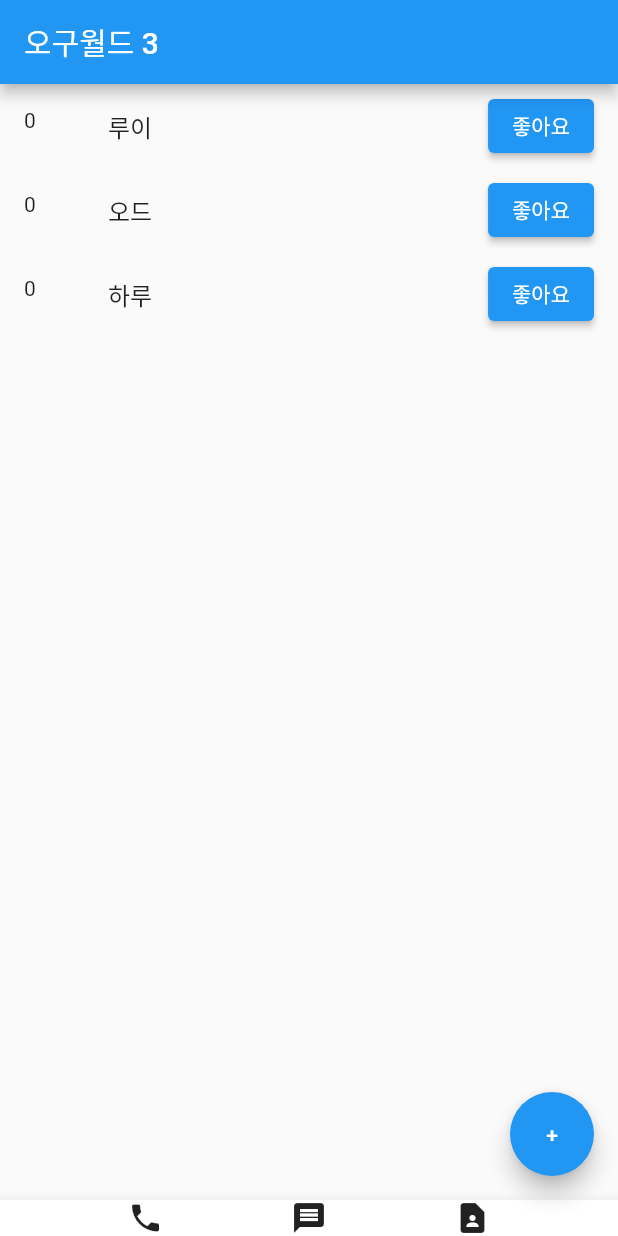
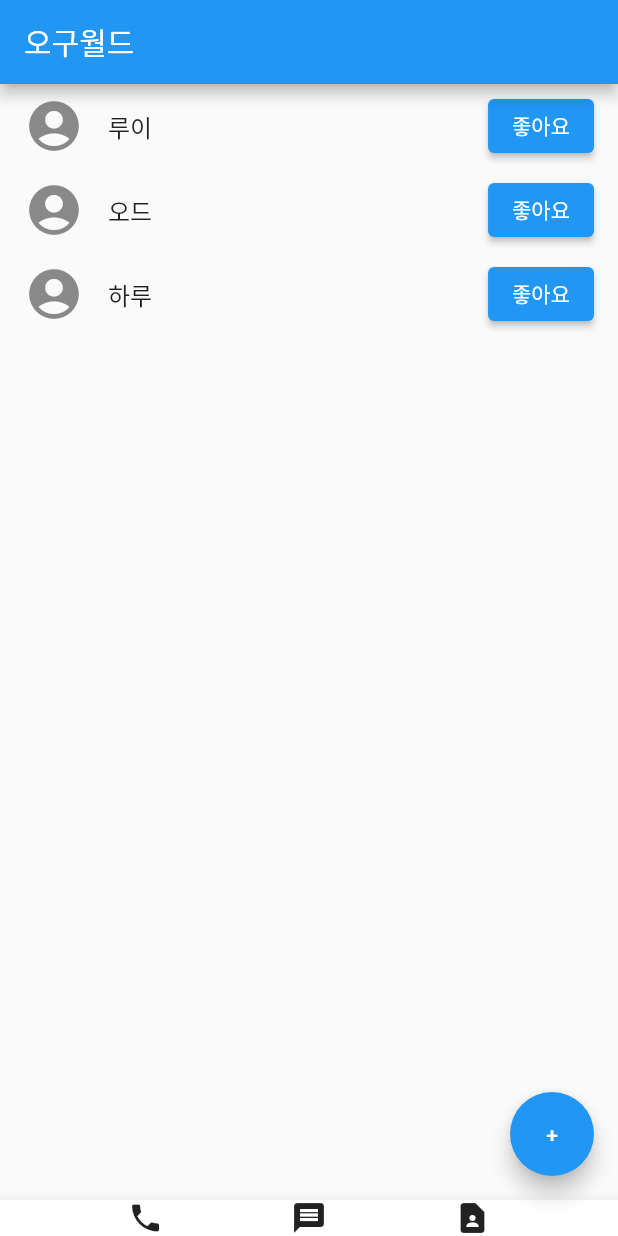
Before and after one commit to glenn-a810/flutter, a Flutter app: the screen it shows after launch, on a phone screen of 412 x 824 dp. Run offline on Flutter 3.47's test engine with Material 2 defaults, Android fonts, the phone set to English and light mode, and no system bars.

```diff
--- a/lib/main.dart
+++ b/lib/main.dart
@@ -46,14 +46,14 @@ class _MyAppState extends State<MyApp> {
             );
           }
         ),
-        appBar: AppBar(title: Text('오구월드 ' + total.toString()),),
+        appBar: AppBar(title: const Text('오구월드'),),
         body: ListView.builder(
           itemCount: name.length, // 몇 번 반복할지
           itemBuilder: (context,i){ // 첫번째 파라메터 context, 두번째 파라메터 반복때마다 증가되는 정수 i++같은거
             // print(i); // 콘솔창에 나타남
             return ListTile(
-              // leading: const Icon(Icons.account_circle, size: 40,),
-              leading: Text(like[i].toString()),
+              leading: const Icon(Icons.account_circle, size: 40,),
+              // leading: Text(like[i].toString()),
               title: Text(name[i]),
               trailing: ElevatedButton(
                 // color: Colors.blue,
@@ -119,7 +119,7 @@ class DialogUI extends StatelessWidget {
           child: const Text('OK'),
           onPressed: (){
             addCat(inputData.text);
-            // Navigator.pop(context);
+            Navigator.pop(context);
           },
         )
       ],
```
